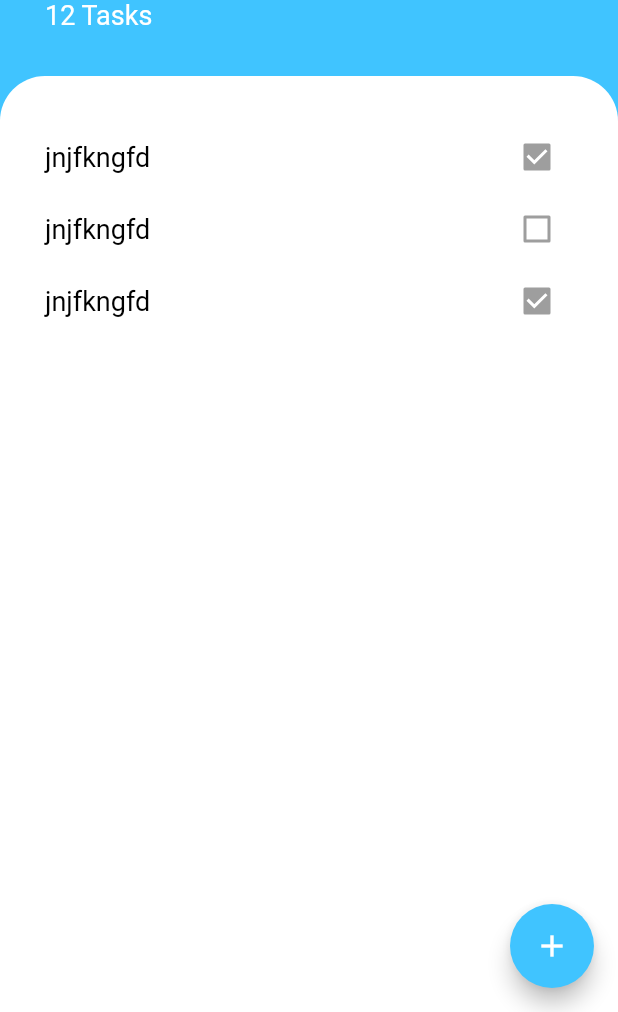
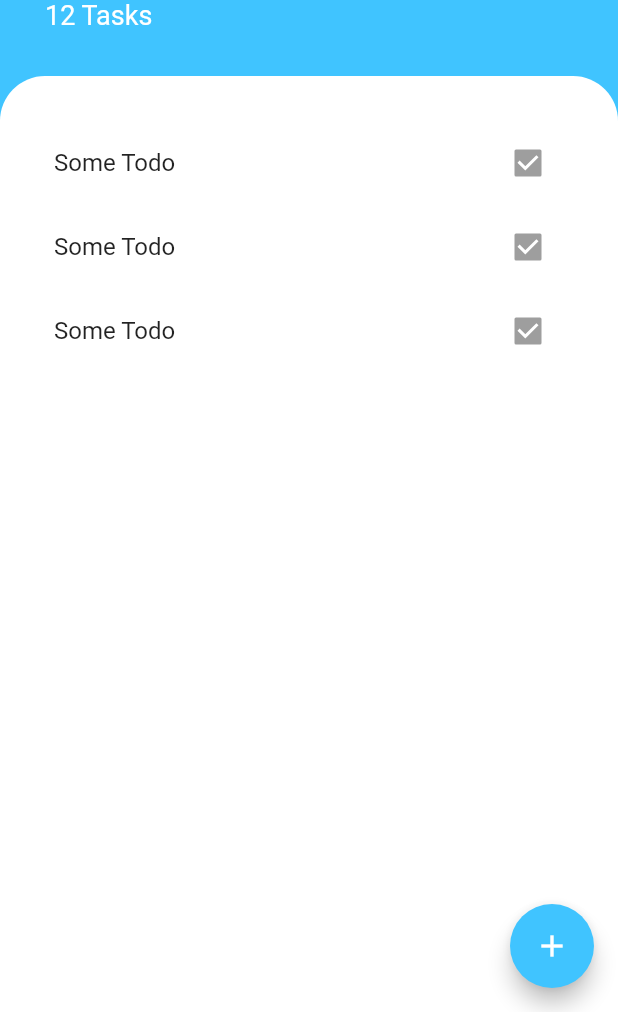
Before and after one commit to officer47p/todoey, a Flutter app: the screen it shows after launch, on a phone screen of 412 x 824 dp, the part 224-1236 px from its top. Run offline on Flutter 3.47's test engine with Material 2 defaults, Android fonts, the phone set to English and light mode, and no system bars.

Commit message:
refactored the code(specificly, extracted ListView and ListTile Widgets into seprate files)

```diff
--- a/lib/screens/tasks_screen.dart
+++ b/lib/screens/tasks_screen.dart
@@ -1,4 +1,6 @@
 import 'package:flutter/material.dart';
+import 'package:todoey/widgets/tasks_list.dart';
+import 'package:todoey/widgets/task_tile.dart';
 
 class Tasks extends StatefulWidget {
   @override
@@ -63,47 +65,12 @@ class _TasksState extends State<Tasks> {
                     topRight: Radius.circular(30),
                   ),
                 ),
-                padding: EdgeInsets.all(30),
-                child: ListView(
-                  children: <Widget>[
-                    Row(
-                      mainAxisAlignment: MainAxisAlignment.spaceBetween,
-                      children: <Widget>[
-                        Text(
-                          "jnjfkngfd",
-                          style: TextStyle(fontSize: 18, color: Colors.black),
-                        ),
-                        Checkbox(
-                          value: true,
-                        ),
-                      ],
-                    ),
-                    Row(
-                      mainAxisAlignment: MainAxisAlignment.spaceBetween,
-                      children: <Widget>[
-                        Text(
-                          "jnjfkngfd",
-                          style: TextStyle(fontSize: 18, color: Colors.black),
-                        ),
-                        Checkbox(
-                          value: false,
-                        ),
-                      ],
-                    ),
-                    Row(
-                      mainAxisAlignment: MainAxisAlignment.spaceBetween,
-                      children: <Widget>[
-                        Text(
-                          "jnjfkngfd",
-                          style: TextStyle(fontSize: 18, color: Colors.black),
-                        ),
-                        Checkbox(
-                          value: true,
-                        ),
-                      ],
-                    )
-                  ],
+                padding: EdgeInsets.only(
+                  left: 20,
+                  right: 20,
+                  top: 30,
                 ),
+                child: TasksList(),
               ),
             ),
           ],
--- /dev/null
+++ b/lib/widgets/task_tile.dart
@@ -0,0 +1,13 @@
+import 'package:flutter/material.dart';
+
+class TaskTile extends StatelessWidget {
+  @override
+  Widget build(BuildContext context) {
+    return ListTile(
+      title: Text("Some Todo"),
+      trailing: Checkbox(
+        value: true,
+      ),
+    );
+  }
+}
--- /dev/null
+++ b/lib/widgets/tasks_list.dart
@@ -0,0 +1,15 @@
+import 'package:flutter/material.dart';
+import 'task_tile.dart';
+
+class TasksList extends StatelessWidget {
+  @override
+  Widget build(BuildContext context) {
+    return ListView(
+      children: <Widget>[
+        TaskTile(),
+        TaskTile(),
+        TaskTile(),
+      ],
+    );
+  }
+}
```
